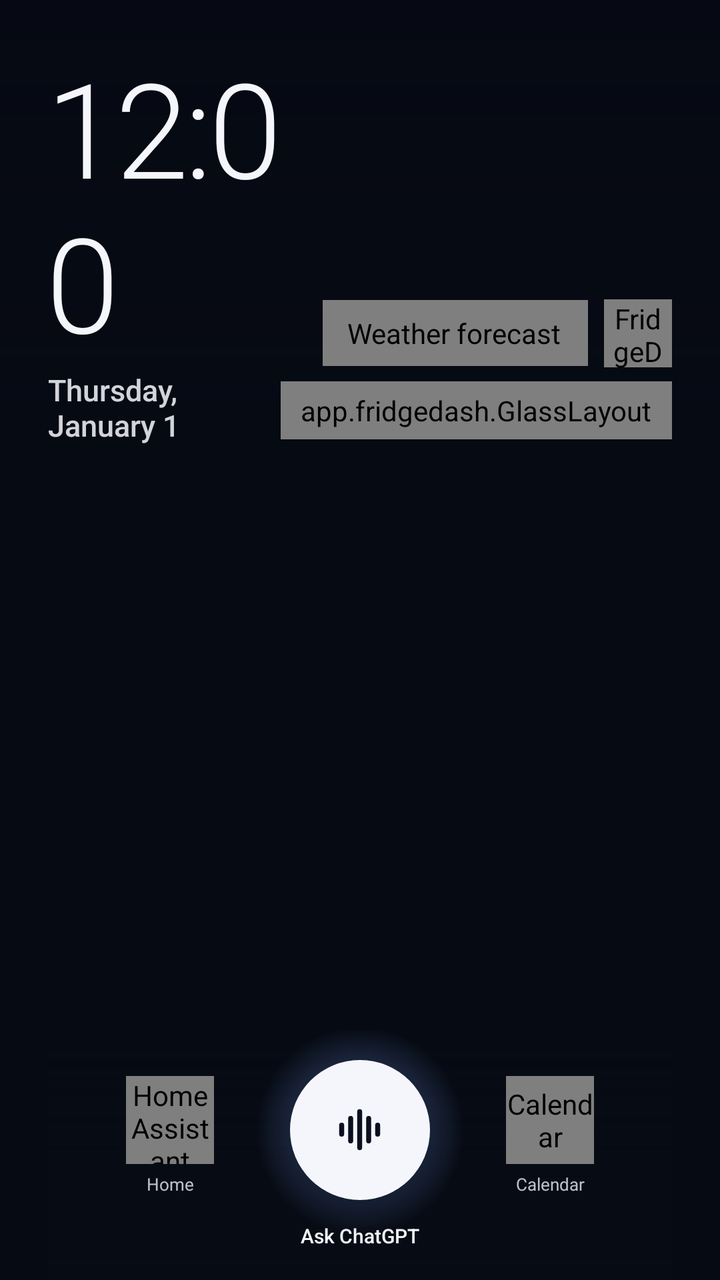
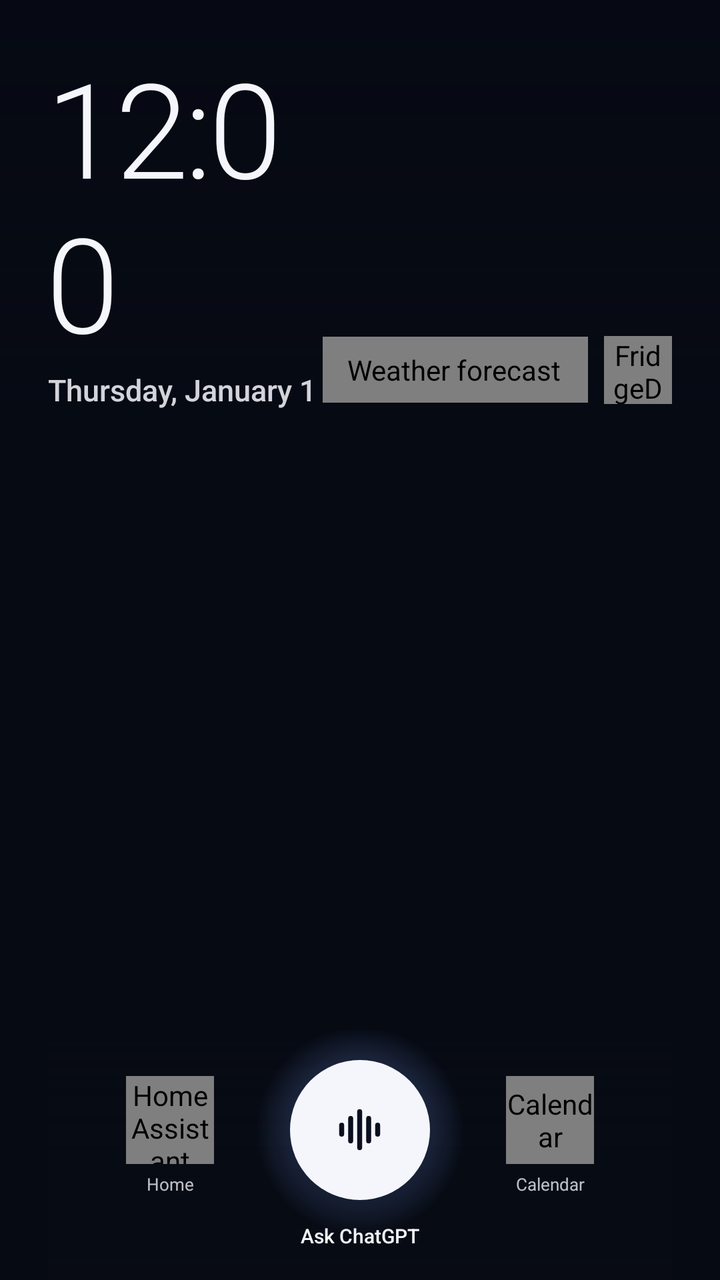

Before-and-after screenshots of an Android layout around one commit, followed by the original layout XML and the change that was made.
<!-- AndroidManifest.xml: activity theme AppTheme.Fullscreen -->
<!-- res/layout/activity_main.xml -->
<?xml version="1.0" encoding="utf-8"?>
<FrameLayout xmlns:android="http://schemas.android.com/apk/res/android"
    xmlns:app="http://schemas.android.com/apk/res-auto"
    android:id="@+id/root"
    android:layout_width="match_parent"
    android:layout_height="match_parent"
    android:background="#FF070B14">

    <ImageView
        android:id="@+id/wallpaper"
        android:layout_width="match_parent"
        android:layout_height="match_parent"
        android:importantForAccessibility="no"
        android:scaleType="fitXY" />

    <View
        android:id="@+id/dim"
        android:layout_width="match_parent"
        android:layout_height="match_parent"
        android:background="#2E050812" />

    <View
        android:layout_width="match_parent"
        android:layout_height="210dp"
        android:background="@drawable/scrim_top" />

    <LinearLayout
        android:layout_width="match_parent"
        android:layout_height="match_parent"
        android:orientation="vertical"
        android:paddingStart="24dp"
        android:paddingTop="28dp"
        android:paddingEnd="24dp">

        
        <LinearLayout
            android:layout_width="match_parent"
            android:layout_height="wrap_content"
            android:gravity="bottom"
            android:orientation="horizontal">

            <LinearLayout
                android:layout_width="0dp"
                android:layout_height="wrap_content"
                android:layout_weight="1"
                android:orientation="vertical">

                <TextClock
                    android:layout_width="wrap_content"
                    android:layout_height="wrap_content"
                    android:fontFamily="sans-serif-light"
                    android:format12Hour="h:mm"
                    android:format24Hour="H:mm"
                    android:includeFontPadding="false"
                    android:letterSpacing="-0.03"
                    android:textColor="#FFF4F6FB"
                    android:textSize="66sp" />

                <TextClock
                    android:layout_width="wrap_content"
                    android:layout_height="wrap_content"
                    android:layout_marginTop="2dp"
                    android:fontFamily="sans-serif-medium"
                    android:format12Hour="EEEE, MMMM d"
                    android:format24Hour="EEEE, d MMMM"
                    android:textColor="#DBF4F6FB"
                    android:textSize="15sp" />
            </LinearLayout>

            <LinearLayout
                android:layout_width="wrap_content"
                android:layout_height="wrap_content"
                android:gravity="end"
                android:orientation="vertical"
                android:paddingBottom="3dp">

                <LinearLayout
                    android:layout_width="wrap_content"
                    android:layout_height="wrap_content"
                    android:gravity="center_vertical"
                    android:orientation="horizontal">

                    
                    <app.fridgedash.GlassLayout
                        android:id="@+id/weatherCard"
                        android:layout_width="wrap_content"
                        android:layout_height="wrap_content"
                        android:clickable="true"
                        android:contentDescription="Weather forecast"
                        android:focusable="true"
                        android:gravity="center_vertical"
                        android:orientation="horizontal"
                        android:paddingStart="12dp"
                        android:paddingTop="7dp"
                        android:paddingEnd="14dp"
                        android:paddingBottom="7dp"
                        app:glassRadius="18dp">

                        <TextView
                            android:id="@+id/weatherIcon"
                            android:layout_width="wrap_content"
                            android:layout_height="wrap_content"
                            android:includeFontPadding="false"
                            android:text="⛅"
                            android:textSize="26sp" />

                        <LinearLayout
                            android:layout_width="wrap_content"
                            android:layout_height="wrap_content"
                            android:layout_marginStart="8dp"
                            android:orientation="vertical">

                            <TextView
                                android:id="@+id/weatherTemp"
                                android:layout_width="wrap_content"
                                android:layout_height="wrap_content"
                                android:fontFamily="sans-serif-light"
                                android:includeFontPadding="false"
                                android:text="—°"
                                android:textColor="#FFF4F6FB"
                                android:textSize="26sp" />

                            <TextView
                                android:id="@+id/weatherSub"
                                android:layout_width="wrap_content"
                                android:layout_height="wrap_content"
                                android:maxWidth="150dp"
                                android:maxLines="1"
                                android:ellipsize="end"
                                android:text="Weather"
                                android:textColor="#DBF4F6FB"
                                android:textSize="9sp" />
                        </LinearLayout>
                    </app.fridgedash.GlassLayout>

                    <app.fridgedash.GlassLayout
                        android:id="@+id/btnSettings"
                        android:layout_width="34dp"
                        android:layout_height="34dp"
                        android:layout_marginStart="8dp"
                        android:clickable="true"
                        android:contentDescription="FridgeDash settings"
                        android:focusable="true"
                        android:gravity="center"
                        app:glassPill="true">

                        <ImageView
                            android:layout_width="16dp"
                            android:layout_height="16dp"
                            android:importantForAccessibility="no"
                            android:src="@drawable/ic_settings" />
                    </app.fridgedash.GlassLayout>
                </LinearLayout>

                <app.fridgedash.GlassLayout
                    android:id="@+id/creditChip"
                    android:layout_width="wrap_content"
                    android:layout_height="wrap_content"
                    android:layout_marginTop="7dp"
                    android:gravity="center_vertical"
                    android:orientation="horizontal"
                    android:paddingStart="10dp"
                    android:paddingTop="5dp"
                    android:paddingEnd="10dp"
                    android:paddingBottom="5dp"
                    app:glassPill="true">

                    <ImageView
                        android:id="@+id/wifiIcon"
                        android:layout_width="12dp"
                        android:layout_height="12dp"
                        android:contentDescription="Wi-Fi"
                        android:src="@drawable/ic_wifi"
                        android:tint="#FF5ED3C4" />

                    <ImageView
                        android:layout_width="11dp"
                        android:layout_height="11dp"
                        android:layout_marginStart="8dp"
                        android:importantForAccessibility="no"
                        android:src="@drawable/ic_image"
                        android:tint="#DBF4F6FB" />

                    <TextView
                        android:id="@+id/creditText"
                        android:layout_width="wrap_content"
                        android:layout_height="wrap_content"
                        android:layout_marginStart="5dp"
                        android:ellipsize="end"
                        android:maxWidth="190dp"
                        android:maxLines="1"
                        android:textColor="#DBF4F6FB"
                        android:textSize="8.5sp" />
                </app.fridgedash.GlassLayout>
            </LinearLayout>
        </LinearLayout>

        
        <app.fridgedash.GlassLayout
            android:id="@+id/updateBannerBox"
            android:layout_width="match_parent"
            android:layout_height="wrap_content"
            android:layout_marginTop="12dp"
            android:clickable="true"
            android:focusable="true"
            android:visibility="gone"
            app:glassRadius="16dp"
            app:glassTint="#992D7FF9">

            <TextView
                android:id="@+id/updateBanner"
                android:layout_width="match_parent"
                android:layout_height="wrap_content"
                android:gravity="center"
                android:minHeight="40dp"
                android:padding="8dp"
                android:textColor="#FFFFFFFF"
                android:textSize="11sp" />
        </app.fridgedash.GlassLayout>

        
        <ScrollView
            android:layout_width="match_parent"
            android:layout_height="0dp"
            android:layout_marginTop="16dp"
            android:layout_weight="1"
            android:clipToPadding="false"
            android:overScrollMode="never"
            android:paddingBottom="16dp"
            android:scrollbars="none">

            <LinearLayout
                android:id="@+id/todayColumn"
                android:layout_width="match_parent"
                android:layout_height="wrap_content"
                android:orientation="vertical" />
        </ScrollView>

        
        <FrameLayout
            android:layout_width="540dp"
            android:layout_height="125dp"
            android:layout_gravity="center_horizontal"
            android:layout_marginStart="-24dp"
            android:layout_marginEnd="-24dp">

            <View
                android:layout_width="540dp"
                android:layout_height="125dp"
                android:background="@drawable/scrim_bottom" />

            <app.fridgedash.GlassLayout
                android:id="@+id/dockFridge"
                android:layout_width="44dp"
                android:layout_height="44dp"
                android:layout_marginStart="68dp"
                android:layout_marginTop="48dp"
                android:clickable="true"
                android:contentDescription="Refrigerator"
                android:focusable="true"
                android:gravity="center"
                app:glassPill="true">

                <ImageView
                    android:layout_width="17dp"
                    android:layout_height="17dp"
                    android:importantForAccessibility="no"
                    android:src="@drawable/ic_fridge" />
            </app.fridgedash.GlassLayout>

            <TextView
                style="@style/DockLabel"
                android:layout_marginStart="50dp"
                android:layout_marginTop="96dp"
                android:text="Fridge" />

            <app.fridgedash.GlassLayout
                android:id="@+id/dockHome"
                android:layout_width="44dp"
                android:layout_height="44dp"
                android:layout_marginStart="153dp"
                android:layout_marginTop="23dp"
                android:clickable="true"
                android:contentDescription="Home Assistant"
                android:focusable="true"
                android:gravity="center"
                app:glassPill="true">

                <ImageView
                    android:layout_width="17dp"
                    android:layout_height="17dp"
                    android:importantForAccessibility="no"
                    android:src="@drawable/ic_home" />
            </app.fridgedash.GlassLayout>

            <TextView
                style="@style/DockLabel"
                android:layout_marginStart="135dp"
                android:layout_marginTop="71dp"
                android:text="Home" />

            <View
                android:layout_width="104dp"
                android:layout_height="104dp"
                android:layout_marginStart="218dp"
                android:layout_marginTop="-2dp"
                android:background="@drawable/talk_ring" />

            <FrameLayout
                android:id="@+id/dockTalk"
                android:layout_width="70dp"
                android:layout_height="70dp"
                android:layout_marginStart="235dp"
                android:layout_marginTop="15dp"
                android:background="@drawable/talk_button"
                android:clickable="true"
                android:contentDescription="Talk to ChatGPT"
                android:elevation="8dp"
                android:focusable="true">

                <ImageView
                    android:id="@+id/talkIcon"
                    android:layout_width="27dp"
                    android:layout_height="27dp"
                    android:layout_gravity="center"
                    android:importantForAccessibility="no"
                    android:src="@drawable/ic_wave"
                    android:tint="#FF0B1020" />
            </FrameLayout>

            <TextView
                style="@style/DockLabel"
                android:layout_width="120dp"
                android:layout_marginStart="210dp"
                android:layout_marginTop="96dp"
                android:fontFamily="sans-serif-medium"
                android:text="Ask ChatGPT"
                android:textColor="#FFF4F6FB"
                android:textSize="10sp" />

            <app.fridgedash.GlassLayout
                android:id="@+id/dockCalendar"
                android:layout_width="44dp"
                android:layout_height="44dp"
                android:layout_marginStart="343dp"
                android:layout_marginTop="23dp"
                android:clickable="true"
                android:contentDescription="Calendar"
                android:focusable="true"
                android:gravity="center"
                app:glassPill="true">

                <ImageView
                    android:layout_width="17dp"
                    android:layout_height="17dp"
                    android:importantForAccessibility="no"
                    android:src="@drawable/ic_calendar" />
            </app.fridgedash.GlassLayout>

            <TextView
                style="@style/DockLabel"
                android:layout_marginStart="325dp"
                android:layout_marginTop="71dp"
                android:text="Calendar" />

            <app.fridgedash.GlassLayout
                android:id="@+id/dockApps"
                android:layout_width="44dp"
                android:layout_height="44dp"
                android:layout_marginStart="428dp"
                android:layout_marginTop="48dp"
                android:clickable="true"
                android:contentDescription="All apps"
                android:focusable="true"
                android:gravity="center"
                app:glassPill="true">

                <ImageView
                    android:layout_width="16dp"
                    android:layout_height="16dp"
                    android:importantForAccessibility="no"
                    android:src="@drawable/ic_apps" />
            </app.fridgedash.GlassLayout>

            <TextView
                style="@style/DockLabel"
                android:layout_marginStart="410dp"
                android:layout_marginTop="96dp"
                android:text="Apps" />
        </FrameLayout>
    </LinearLayout>
</FrameLayout>
<!-- resources referenced by this layout -->
<resources>
  <!-- drawable ic_home (drawable) -->
  <?xml version="1.0" encoding="utf-8"?>
  <vector xmlns:android="http://schemas.android.com/apk/res/android"
      android:width="24dp" android:height="24dp"
      android:viewportWidth="24" android:viewportHeight="24">
      <path android:pathData="M3,11L12,3L21,11" android:strokeColor="#FFFFFFFF" android:strokeWidth="1.8" android:strokeLineCap="round" android:strokeLineJoin="round" />
      <path android:pathData="M5,9.5V21H19V9.5" android:strokeColor="#FFFFFFFF" android:strokeWidth="1.8" android:strokeLineCap="round" android:strokeLineJoin="round" />
      <path android:pathData="M10,21v-6h4v6" android:strokeColor="#FFFFFFFF" android:strokeWidth="1.8" android:strokeLineCap="round" android:strokeLineJoin="round" />
  </vector>
  <!-- drawable ic_image (drawable) -->
  <?xml version="1.0" encoding="utf-8"?>
  <vector xmlns:android="http://schemas.android.com/apk/res/android"
      android:width="24dp" android:height="24dp"
      android:viewportWidth="24" android:viewportHeight="24">
      <path android:pathData="M3,20l6,-9l4,6l3,-4l5,7z" android:strokeColor="#FFFFFFFF" android:strokeWidth="1.8" android:strokeLineCap="round" android:strokeLineJoin="round" />
      <path android:pathData="M17,6m-2,0a2,2 0,1 0,4 0a2,2 0,1 0,-4 0" android:strokeColor="#FFFFFFFF" android:strokeWidth="1.8" android:strokeLineCap="round" android:strokeLineJoin="round" />
  </vector>
  <!-- drawable scrim_bottom (drawable) -->
  <?xml version="1.0" encoding="utf-8"?>
  <shape xmlns:android="http://schemas.android.com/apk/res/android" android:shape="rectangle">
      <gradient
          android:angle="90"
          android:endColor="#00070B14"
          android:startColor="#D9070B14" />
  </shape>
  <!-- drawable scrim_top (drawable) -->
  <?xml version="1.0" encoding="utf-8"?>
  <shape xmlns:android="http://schemas.android.com/apk/res/android" android:shape="rectangle">
      <gradient
          android:angle="270"
          android:endColor="#00050812"
          android:startColor="#8C050812" />
  </shape>
  <!-- drawable talk_button (drawable) -->
  <?xml version="1.0" encoding="utf-8"?>
  <ripple xmlns:android="http://schemas.android.com/apk/res/android"
      android:color="#330B1020">
      <item>
          <shape android:shape="oval">
              <solid android:color="#FFF4F6FB" />
          </shape>
      </item>
  </ripple>
  <!-- drawable talk_ring (drawable) -->
  <?xml version="1.0" encoding="utf-8"?>
  <shape xmlns:android="http://schemas.android.com/apk/res/android" android:shape="oval">
      <gradient
          android:centerColor="#4478A0FF"
          android:endColor="#0078A0FF"
          android:gradientRadius="50%p"
          android:startColor="#6678A0FF"
          android:type="radial" />
  </shape>
  <style name="DockLabel">
          <item name="android:layout_width">80dp</item>
          <item name="android:layout_height">wrap_content</item>
          <item name="android:gravity">center</item>
          <item name="android:textColor">#CCE8ECF5</item>
          <item name="android:textSize">8.5sp</item>
      </style>
  <style name="AppTheme.Fullscreen">
          <item name="android:windowFullscreen">true</item>
          <item name="android:windowBackground">#FF070B14</item>
      </style>
  <!-- unchanged entries left out for length: 6 -->
</resources>

<!-- the commit's change to res/layout/activity_main.xml (unified diff, before → after) -->
@@ -154,6 +154,7 @@
 
                 <app.fridgedash.GlassLayout
                     android:id="@+id/creditChip"
+                    android:visibility="gone"
                     android:layout_width="wrap_content"
                     android:layout_height="wrap_content"
                     android:layout_marginTop="7dp"
